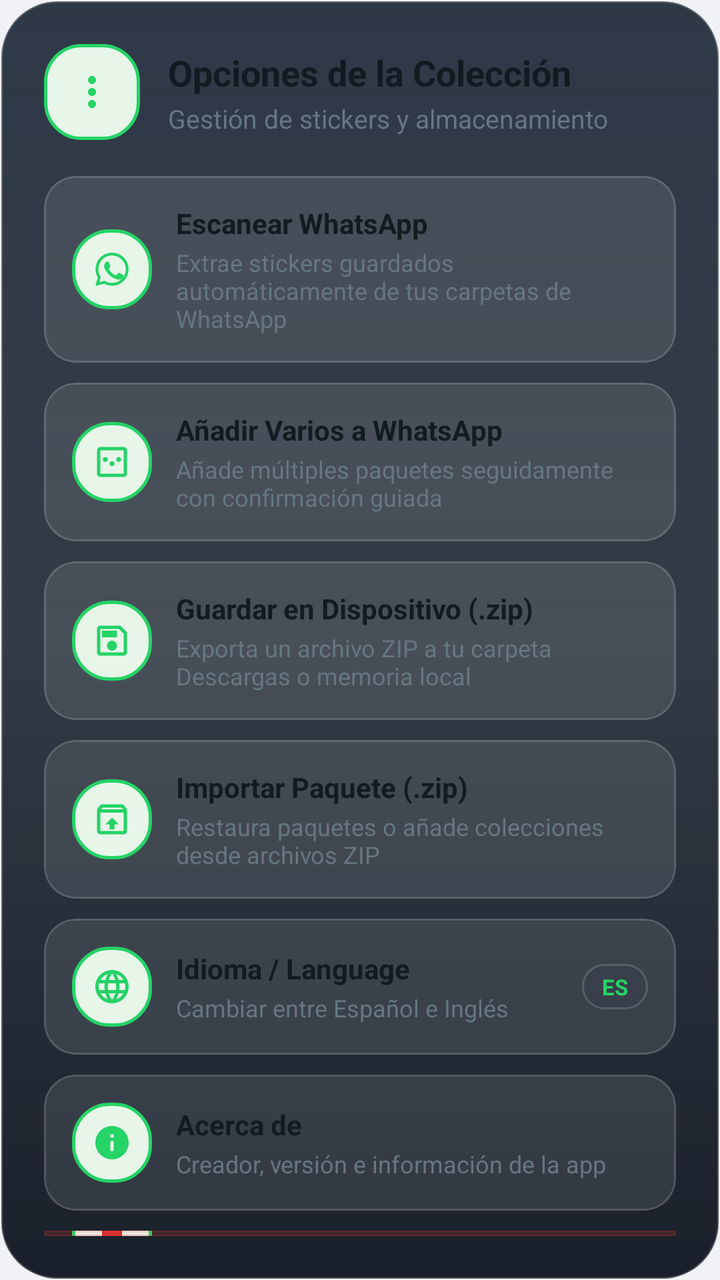
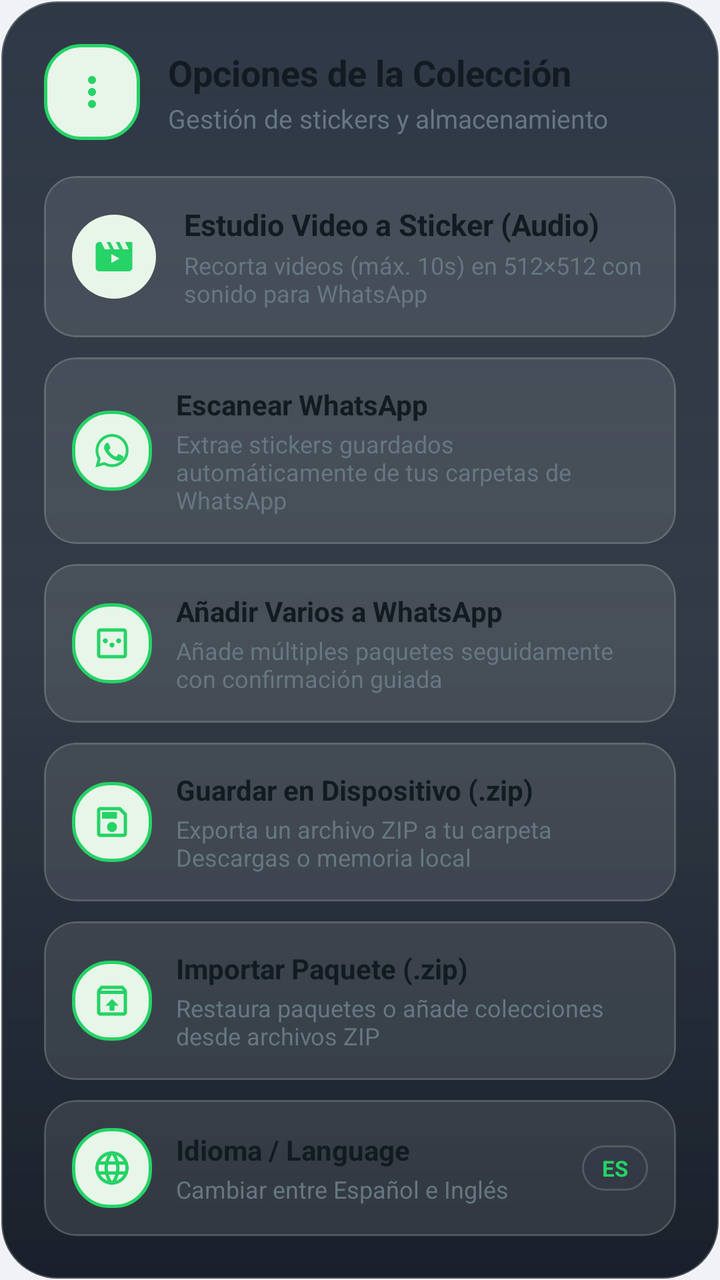

Two renders of the same Android screen: before a commit and after it. Below are the layout's source before the change and the commit's diff.
<!-- AndroidManifest.xml: application theme Theme.WhatsAppStickerMaker -->
<!-- res/layout/dialog_main_more_options.xml -->
<?xml version="1.0" encoding="utf-8"?>
<LinearLayout xmlns:android="http://schemas.android.com/apk/res/android"
    xmlns:app="http://schemas.android.com/apk/res-auto"
    android:layout_width="match_parent"
    android:layout_height="wrap_content"
    android:background="@drawable/bg_liquid_glass_dialog"
    android:orientation="vertical"
    android:padding="22dp">

    
    <LinearLayout
        android:layout_width="match_parent"
        android:layout_height="wrap_content"
        android:gravity="center_vertical"
        android:orientation="horizontal">

        <FrameLayout
            android:layout_width="48dp"
            android:layout_height="48dp"
            android:background="@drawable/bg_dialog_icon_squircle">

            <ImageView
                android:layout_width="24dp"
                android:layout_height="24dp"
                android:layout_gravity="center"
                android:contentDescription="@null"
                android:src="@drawable/ic_more_vert"
                app:tint="@color/accent_whatsapp" />

        </FrameLayout>

        <LinearLayout
            android:layout_width="0dp"
            android:layout_height="wrap_content"
            android:layout_marginStart="14dp"
            android:layout_weight="1"
            android:orientation="vertical">

            <TextView
                android:layout_width="wrap_content"
                android:layout_height="wrap_content"
                android:text="@string/options_title"
                android:textColor="@color/text_primary"
                android:textSize="18sp"
                android:textStyle="bold" />

            <TextView
                android:layout_width="wrap_content"
                android:layout_height="wrap_content"
                android:layout_marginTop="2dp"
                android:text="@string/options_subtitle"
                android:textColor="@color/text_secondary"
                android:textSize="13sp" />

        </LinearLayout>

    </LinearLayout>

    
    <LinearLayout
        android:layout_width="match_parent"
        android:layout_height="wrap_content"
        android:layout_marginTop="18dp"
        android:orientation="vertical">

        
        <com.google.android.material.card.MaterialCardView
            android:id="@+id/cardOptionScanWhatsApp"
            android:layout_width="match_parent"
            android:layout_height="wrap_content"
            android:clickable="true"
            android:focusable="true"
            app:cardBackgroundColor="#1AFFFFFF"
            app:cardCornerRadius="16dp"
            app:cardElevation="0dp"
            app:strokeColor="#25FFFFFF"
            app:strokeWidth="1dp">

            <LinearLayout
                android:layout_width="match_parent"
                android:layout_height="wrap_content"
                android:gravity="center_vertical"
                android:orientation="horizontal"
                android:padding="14dp">

                <FrameLayout
                    android:layout_width="40dp"
                    android:layout_height="40dp"
                    android:background="@drawable/bg_dialog_icon_squircle">

                    <ImageView
                        android:layout_width="20dp"
                        android:layout_height="20dp"
                        android:layout_gravity="center"
                        android:contentDescription="@null"
                        android:src="@drawable/ic_whatsapp"
                        app:tint="@color/accent_whatsapp" />

                </FrameLayout>

                <LinearLayout
                    android:layout_width="0dp"
                    android:layout_height="wrap_content"
                    android:layout_marginStart="12dp"
                    android:layout_weight="1"
                    android:orientation="vertical">

                    <TextView
                        android:layout_width="wrap_content"
                        android:layout_height="wrap_content"
                        android:text="@string/option_scan_whatsapp"
                        android:textColor="@color/text_primary"
                        android:textSize="14sp"
                        android:textStyle="bold" />

                    <TextView
                        android:layout_width="wrap_content"
                        android:layout_height="wrap_content"
                        android:layout_marginTop="2dp"
                        android:text="@string/option_scan_whatsapp_desc"
                        android:textColor="@color/text_secondary"
                        android:textSize="12sp" />

                </LinearLayout>

            </LinearLayout>

        </com.google.android.material.card.MaterialCardView>

        
        <com.google.android.material.card.MaterialCardView
            android:id="@+id/cardOptionAddMultipleWhatsApp"
            android:layout_width="match_parent"
            android:layout_height="wrap_content"
            android:layout_marginTop="10dp"
            android:clickable="true"
            android:focusable="true"
            app:cardBackgroundColor="#1AFFFFFF"
            app:cardCornerRadius="16dp"
            app:cardElevation="0dp"
            app:strokeColor="#25FFFFFF"
            app:strokeWidth="1dp">

            <LinearLayout
                android:layout_width="match_parent"
                android:layout_height="wrap_content"
                android:gravity="center_vertical"
                android:orientation="horizontal"
                android:padding="14dp">

                <FrameLayout
                    android:layout_width="40dp"
                    android:layout_height="40dp"
                    android:background="@drawable/bg_dialog_icon_squircle">

                    <ImageView
                        android:layout_width="20dp"
                        android:layout_height="20dp"
                        android:layout_gravity="center"
                        android:contentDescription="@null"
                        android:src="@drawable/ic_sticker_pack"
                        app:tint="@color/accent_whatsapp" />

                </FrameLayout>

                <LinearLayout
                    android:layout_width="0dp"
                    android:layout_height="wrap_content"
                    android:layout_marginStart="12dp"
                    android:layout_weight="1"
                    android:orientation="vertical">

                    <TextView
                        android:layout_width="wrap_content"
                        android:layout_height="wrap_content"
                        android:text="@string/option_add_multiple"
                        android:textColor="@color/text_primary"
                        android:textSize="14sp"
                        android:textStyle="bold" />

                    <TextView
                        android:layout_width="wrap_content"
                        android:layout_height="wrap_content"
                        android:layout_marginTop="2dp"
                        android:text="@string/option_add_multiple_desc"
                        android:textColor="@color/text_secondary"
                        android:textSize="12sp" />

                </LinearLayout>

            </LinearLayout>

        </com.google.android.material.card.MaterialCardView>

        
        <com.google.android.material.card.MaterialCardView
            android:id="@+id/cardOptionSaveZip"
            android:layout_width="match_parent"
            android:layout_height="wrap_content"
            android:layout_marginTop="10dp"
            android:clickable="true"
            android:focusable="true"
            app:cardBackgroundColor="#1AFFFFFF"
            app:cardCornerRadius="16dp"
            app:cardElevation="0dp"
            app:strokeColor="#25FFFFFF"
            app:strokeWidth="1dp">

            <LinearLayout
                android:layout_width="match_parent"
                android:layout_height="wrap_content"
                android:gravity="center_vertical"
                android:orientation="horizontal"
                android:padding="14dp">

                <FrameLayout
                    android:layout_width="40dp"
                    android:layout_height="40dp"
                    android:background="@drawable/bg_dialog_icon_squircle">

                    <ImageView
                        android:layout_width="20dp"
                        android:layout_height="20dp"
                        android:layout_gravity="center"
                        android:contentDescription="@null"
                        android:src="@drawable/ic_save"
                        app:tint="@color/accent_whatsapp" />

                </FrameLayout>

                <LinearLayout
                    android:layout_width="0dp"
                    android:layout_height="wrap_content"
                    android:layout_marginStart="12dp"
                    android:layout_weight="1"
                    android:orientation="vertical">

                    <TextView
                        android:layout_width="wrap_content"
                        android:layout_height="wrap_content"
                        android:text="@string/option_save_zip"
                        android:textColor="@color/text_primary"
                        android:textSize="14sp"
                        android:textStyle="bold" />

                    <TextView
                        android:layout_width="wrap_content"
                        android:layout_height="wrap_content"
                        android:layout_marginTop="2dp"
                        android:text="@string/option_save_zip_desc"
                        android:textColor="@color/text_secondary"
                        android:textSize="12sp" />

                </LinearLayout>

            </LinearLayout>

        </com.google.android.material.card.MaterialCardView>

        
        <com.google.android.material.card.MaterialCardView
            android:id="@+id/cardOptionImportZip"
            android:layout_width="match_parent"
            android:layout_height="wrap_content"
            android:layout_marginTop="10dp"
            android:clickable="true"
            android:focusable="true"
            app:cardBackgroundColor="#1AFFFFFF"
            app:cardCornerRadius="16dp"
            app:cardElevation="0dp"
            app:strokeColor="#25FFFFFF"
            app:strokeWidth="1dp">

            <LinearLayout
                android:layout_width="match_parent"
                android:layout_height="wrap_content"
                android:gravity="center_vertical"
                android:orientation="horizontal"
                android:padding="14dp">

                <FrameLayout
                    android:layout_width="40dp"
                    android:layout_height="40dp"
                    android:background="@drawable/bg_dialog_icon_squircle">

                    <ImageView
                        android:layout_width="20dp"
                        android:layout_height="20dp"
                        android:layout_gravity="center"
                        android:contentDescription="@null"
                        android:src="@drawable/ic_archive"
                        app:tint="@color/accent_whatsapp" />

                </FrameLayout>

                <LinearLayout
                    android:layout_width="0dp"
                    android:layout_height="wrap_content"
                    android:layout_marginStart="12dp"
                    android:layout_weight="1"
                    android:orientation="vertical">

                    <TextView
                        android:layout_width="wrap_content"
                        android:layout_height="wrap_content"
                        android:text="@string/option_import_zip"
                        android:textColor="@color/text_primary"
                        android:textSize="14sp"
                        android:textStyle="bold" />

                    <TextView
                        android:layout_width="wrap_content"
                        android:layout_height="wrap_content"
                        android:layout_marginTop="2dp"
                        android:text="@string/option_import_zip_desc"
                        android:textColor="@color/text_secondary"
                        android:textSize="12sp" />

                </LinearLayout>

            </LinearLayout>

        </com.google.android.material.card.MaterialCardView>

        
        <com.google.android.material.card.MaterialCardView
            android:id="@+id/cardOptionLanguage"
            android:layout_width="match_parent"
            android:layout_height="wrap_content"
            android:layout_marginTop="10dp"
            android:clickable="true"
            android:focusable="true"
            app:cardBackgroundColor="#1AFFFFFF"
            app:cardCornerRadius="16dp"
            app:cardElevation="0dp"
            app:strokeColor="#25FFFFFF"
            app:strokeWidth="1dp">

            <LinearLayout
                android:layout_width="match_parent"
                android:layout_height="wrap_content"
                android:gravity="center_vertical"
                android:orientation="horizontal"
                android:padding="14dp">

                <FrameLayout
                    android:layout_width="40dp"
                    android:layout_height="40dp"
                    android:background="@drawable/bg_dialog_icon_squircle">

                    <ImageView
                        android:layout_width="20dp"
                        android:layout_height="20dp"
                        android:layout_gravity="center"
                        android:contentDescription="@null"
                        android:src="@drawable/ic_language"
                        app:tint="@color/accent_whatsapp" />

                </FrameLayout>

                <LinearLayout
                    android:layout_width="0dp"
                    android:layout_height="wrap_content"
                    android:layout_marginStart="12dp"
                    android:layout_weight="1"
                    android:orientation="vertical">

                    <TextView
                        android:layout_width="wrap_content"
                        android:layout_height="wrap_content"
                        android:text="@string/option_language"
                        android:textColor="@color/text_primary"
                        android:textSize="14sp"
                        android:textStyle="bold" />

                    <TextView
                        android:id="@+id/tvCurrentLanguage"
                        android:layout_width="wrap_content"
                        android:layout_height="wrap_content"
                        android:layout_marginTop="2dp"
                        android:text="@string/option_language_desc"
                        android:textColor="@color/text_secondary"
                        android:textSize="12sp" />

                </LinearLayout>

                <TextView
                    android:id="@+id/tvLanguageBadge"
                    android:layout_width="wrap_content"
                    android:layout_height="wrap_content"
                    android:background="@drawable/bg_liquid_glass_banner"
                    android:paddingHorizontal="10dp"
                    android:paddingVertical="4dp"
                    android:text="ES"
                    android:textColor="@color/accent_whatsapp"
                    android:textSize="11sp"
                    android:textStyle="bold" />

            </LinearLayout>

        </com.google.android.material.card.MaterialCardView>

        
        <com.google.android.material.card.MaterialCardView
            android:id="@+id/cardOptionAbout"
            android:layout_width="match_parent"
            android:layout_height="wrap_content"
            android:layout_marginTop="10dp"
            android:clickable="true"
            android:focusable="true"
            app:cardBackgroundColor="#1AFFFFFF"
            app:cardCornerRadius="16dp"
            app:cardElevation="0dp"
            app:strokeColor="#25FFFFFF"
            app:strokeWidth="1dp">

            <LinearLayout
                android:layout_width="match_parent"
                android:layout_height="wrap_content"
                android:gravity="center_vertical"
                android:orientation="horizontal"
                android:padding="14dp">

                <FrameLayout
                    android:layout_width="40dp"
                    android:layout_height="40dp"
                    android:background="@drawable/bg_dialog_icon_squircle">

                    <ImageView
                        android:layout_width="20dp"
                        android:layout_height="20dp"
                        android:layout_gravity="center"
                        android:contentDescription="@null"
                        android:src="@drawable/ic_info"
                        app:tint="@color/accent_whatsapp" />

                </FrameLayout>

                <LinearLayout
                    android:layout_width="0dp"
                    android:layout_height="wrap_content"
                    android:layout_marginStart="12dp"
                    android:layout_weight="1"
                    android:orientation="vertical">

                    <TextView
                        android:layout_width="wrap_content"
                        android:layout_height="wrap_content"
                        android:text="@string/option_about"
                        android:textColor="@color/text_primary"
                        android:textSize="14sp"
                        android:textStyle="bold" />

                    <TextView
                        android:layout_width="wrap_content"
                        android:layout_height="wrap_content"
                        android:layout_marginTop="2dp"
                        android:text="@string/option_about_desc"
                        android:textColor="@color/text_secondary"
                        android:textSize="12sp" />

                </LinearLayout>

            </LinearLayout>

        </com.google.android.material.card.MaterialCardView>

        
        <com.google.android.material.card.MaterialCardView
            android:id="@+id/cardOptionDeleteAll"
            android:layout_width="match_parent"
            android:layout_height="wrap_content"
            android:layout_marginTop="10dp"
            android:clickable="true"
            android:focusable="true"
            app:cardBackgroundColor="#1AFF3B30"
            app:cardCornerRadius="16dp"
            app:cardElevation="0dp"
            app:strokeColor="#33FF3B30"
            app:strokeWidth="1dp">

            <LinearLayout
                android:layout_width="match_parent"
                android:layout_height="wrap_content"
                android:gravity="center_vertical"
                android:orientation="horizontal"
                android:padding="14dp">

                <FrameLayout
                    android:layout_width="40dp"
                    android:layout_height="40dp"
                    android:background="@drawable/bg_dialog_icon_squircle">

                    <ImageView
                        android:layout_width="20dp"
                        android:layout_height="20dp"
                        android:layout_gravity="center"
                        android:contentDescription="@null"
                        android:src="@drawable/ic_delete"
                        app:tint="@color/danger" />

                </FrameLayout>

                <LinearLayout
                    android:layout_width="0dp"
                    android:layout_height="wrap_content"
                    android:layout_marginStart="12dp"
                    android:layout_weight="1"
                    android:orientation="vertical">

                    <TextView
                        android:layout_width="wrap_content"
                        android:layout_height="wrap_content"
                        android:text="@string/option_delete_all"
                        android:textColor="@color/danger"
                        android:textSize="14sp"
                        android:textStyle="bold" />

                    <TextView
                        android:layout_width="wrap_content"
                        android:layout_height="wrap_content"
                        android:layout_marginTop="2dp"
                        android:text="@string/option_delete_all_desc"
                        android:textColor="@color/text_secondary"
                        android:textSize="12sp" />

                </LinearLayout>

            </LinearLayout>

        </com.google.android.material.card.MaterialCardView>

    </LinearLayout>

    
    <com.google.android.material.button.MaterialButton
        android:id="@+id/btnCloseOptions"
        android:layout_width="match_parent"
        android:layout_height="wrap_content"
        android:layout_marginTop="18dp"
        android:background="@drawable/bg_liquid_glass_button_secondary"
        android:paddingVertical="10dp"
        android:text="@string/close"
        android:textColor="@color/text_primary"
        android:textSize="14sp"
        android:textStyle="bold"
        app:backgroundTint="@null"
        app:cornerRadius="16dp" />

</LinearLayout>
<!-- resources referenced by this layout -->
<resources>
  <color name="accent_whatsapp">#25D366</color>
  <color name="danger">#D32F2F</color>
  <color name="text_primary">#111B21</color>
  <color name="text_secondary">#667781</color>
  <!-- drawable bg_dialog_icon_squircle (drawable) -->
  <?xml version="1.0" encoding="utf-8"?>
  <shape xmlns:android="http://schemas.android.com/apk/res/android"
      android:shape="rectangle">
      <corners android:radius="18dp" />
      <solid android:color="@color/tonal_green_bg" />
      <stroke
          android:width="1.5dp"
          android:color="@color/accent_whatsapp" />
  </shape>
  <!-- drawable bg_liquid_glass_banner (drawable) -->
  <?xml version="1.0" encoding="utf-8"?>
  <shape xmlns:android="http://schemas.android.com/apk/res/android"
      android:shape="rectangle">
      <corners android:radius="16dp" />
      <solid android:color="#1F283749" />
      <stroke
          android:width="1dp"
          android:color="#28FFFFFF" />
  </shape>
  <string name="close">Cerrar</string>
  <string name="option_about">Acerca de</string>
  <string name="option_about_desc">Creador, versión e información de la app</string>
  <string name="option_add_multiple">Añadir Varios a WhatsApp</string>
  <string name="option_add_multiple_desc">Añade múltiples paquetes seguidamente con confirmación guiada</string>
  <string name="option_delete_all">Vaciar Todos los Paquetes</string>
  <string name="option_delete_all_desc">Elimina todos los paquetes creados de la app (Irreversible)</string>
  <string name="option_import_zip">Importar Paquete (.zip)</string>
  <string name="option_import_zip_desc">Restaura paquetes o añade colecciones desde archivos ZIP</string>
  <string name="option_language">Idioma / Language</string>
  <string name="option_language_desc">Cambiar entre Español e Inglés</string>
  <string name="option_save_zip">Guardar en Dispositivo (.zip)</string>
  <string name="option_save_zip_desc">Exporta un archivo ZIP a tu carpeta Descargas o memoria local</string>
  <string name="option_scan_whatsapp">Escanear WhatsApp</string>
  <string name="option_scan_whatsapp_desc">Extrae stickers guardados automáticamente de tus carpetas de WhatsApp</string>
  <string name="options_subtitle">Gestión de stickers y almacenamiento</string>
  <string name="options_title">Opciones de la Colección</string>
  <color name="tonal_green_bg">#E8F5E9</color>
  <color name="primary">#008069</color>
  <color name="primary_dark">#006954</color>
  <color name="white">#FFFFFF</color>
  <color name="background_light">#F0F2F5</color>
  <color name="surface_light">#FFFFFF</color>
  <color name="card_stroke">#E2E8F0</color>
  <style name="ShapeAppearance.WhatsAppStickerMaker.DialogCorner" parent="ShapeAppearance.Material3.Corner.ExtraLarge">
          <item name="cornerSize">24dp</item>
      </style>
  <!-- unchanged entries left out for length: 12 -->
</resources>

<!-- the commit's change to res/layout/dialog_main_more_options.xml (unified diff, before → after) -->
@@ -62,6 +62,67 @@
         android:layout_height="wrap_content"
         android:layout_marginTop="18dp"
         android:orientation="vertical">
+
+        
+        <com.google.android.material.card.MaterialCardView
+            android:id="@+id/cardOptionVideoStudio"
+            android:layout_width="match_parent"
+            android:layout_height="wrap_content"
+            android:layout_marginBottom="10dp"
+            android:clickable="true"
+            android:focusable="true"
+            app:cardBackgroundColor="#1AFFFFFF"
+            app:cardCornerRadius="16dp"
+            app:cardElevation="0dp"
+            app:strokeColor="#25FFFFFF"
+            app:strokeWidth="1dp">
+
+            <LinearLayout
+                android:layout_width="match_parent"
+                android:layout_height="wrap_content"
+                android:gravity="center_vertical"
+                android:orientation="horizontal"
+                android:padding="14dp">
+
+                <FrameLayout
+                    android:layout_width="42dp"
+                    android:layout_height="42dp"
+                    android:background="@drawable/bg_circle_tinted">
+
+                    <ImageView
+                        android:layout_width="22dp"
+                        android:layout_height="22dp"
+                        android:layout_gravity="center"
+                        android:contentDescription="@null"
+                        android:src="@drawable/ic_movie"
+                        app:tint="@color/accent_whatsapp" />
+                </FrameLayout>
+
+                <LinearLayout
+                    android:layout_width="0dp"
+                    android:layout_height="wrap_content"
+                    android:layout_marginStart="14dp"
+                    android:layout_weight="1"
+                    android:orientation="vertical">
+
+                    <TextView
+                        android:layout_width="wrap_content"
+                        android:layout_height="wrap_content"
+                        android:text="@string/option_video_studio"
+                        android:textColor="@color/text_primary"
+                        android:textSize="15sp"
+                        android:textStyle="bold" />
+
+                    <TextView
+                        android:layout_width="wrap_content"
+                        android:layout_height="wrap_content"
+                        android:layout_marginTop="2dp"
+                        android:text="@string/option_video_studio_desc"
+                        android:textColor="@color/text_secondary"
+                        android:textSize="12sp" />
+                </LinearLayout>
+            </LinearLayout>
+        </com.google.android.material.card.MaterialCardView>
 
         
         <com.google.android.material.card.MaterialCardView
<!-- resource entries referenced after the edit -->
@@ -4,6 +4,11 @@
   <color name="danger">#D32F2F</color>
   <color name="text_primary">#111B21</color>
   <color name="text_secondary">#667781</color>
+  <!-- drawable bg_circle_tinted (drawable) -->
+  <shape xmlns:android="http://schemas.android.com/apk/res/android"
+      android:shape="oval">
+      <solid android:color="@color/tonal_green_bg" />
+  </shape>
   <!-- drawable bg_dialog_icon_squircle (drawable) -->
   <?xml version="1.0" encoding="utf-8"?>
   <shape xmlns:android="http://schemas.android.com/apk/res/android"
@@ -24,6 +29,16 @@
           android:width="1dp"
           android:color="#28FFFFFF" />
   </shape>
+  <!-- drawable ic_movie (drawable) -->
+  <vector xmlns:android="http://schemas.android.com/apk/res/android"
+      android:width="24dp"
+      android:height="24dp"
+      android:viewportWidth="24"
+      android:viewportHeight="24">
+      <path
+          android:fillColor="#FFFFFFFF"
+          android:pathData="M18,4l2,4h-3l-2,-4h-2l2,4h-3l-2,-4H8l2,4H7L5,4H4c-1.1,0,-1.99,0.9,-1.99,2L2,18c0,1.1,0.9,2,2,2h16c1.1,0,2,-0.9,2,-2V4h-4zm-7.5,11.5v-5l4.5,2.5l-4.5,2.5z" />
+  </vector>
   <string name="close">Cerrar</string>
   <string name="option_about">Acerca de</string>
   <string name="option_about_desc">Creador, versión e información de la app</string>
@@ -39,6 +54,8 @@
   <string name="option_save_zip_desc">Exporta un archivo ZIP a tu carpeta Descargas o memoria local</string>
   <string name="option_scan_whatsapp">Escanear WhatsApp</string>
   <string name="option_scan_whatsapp_desc">Extrae stickers guardados automáticamente de tus carpetas de WhatsApp</string>
+  <string name="option_video_studio">Estudio Video a Sticker (Audio)</string>
+  <string name="option_video_studio_desc">Recorta videos (máx. 10s) en 512×512 con sonido para WhatsApp</string>
   <string name="options_subtitle">Gestión de stickers y almacenamiento</string>
   <string name="options_title">Opciones de la Colección</string>
   <color name="tonal_green_bg">#E8F5E9</color>
